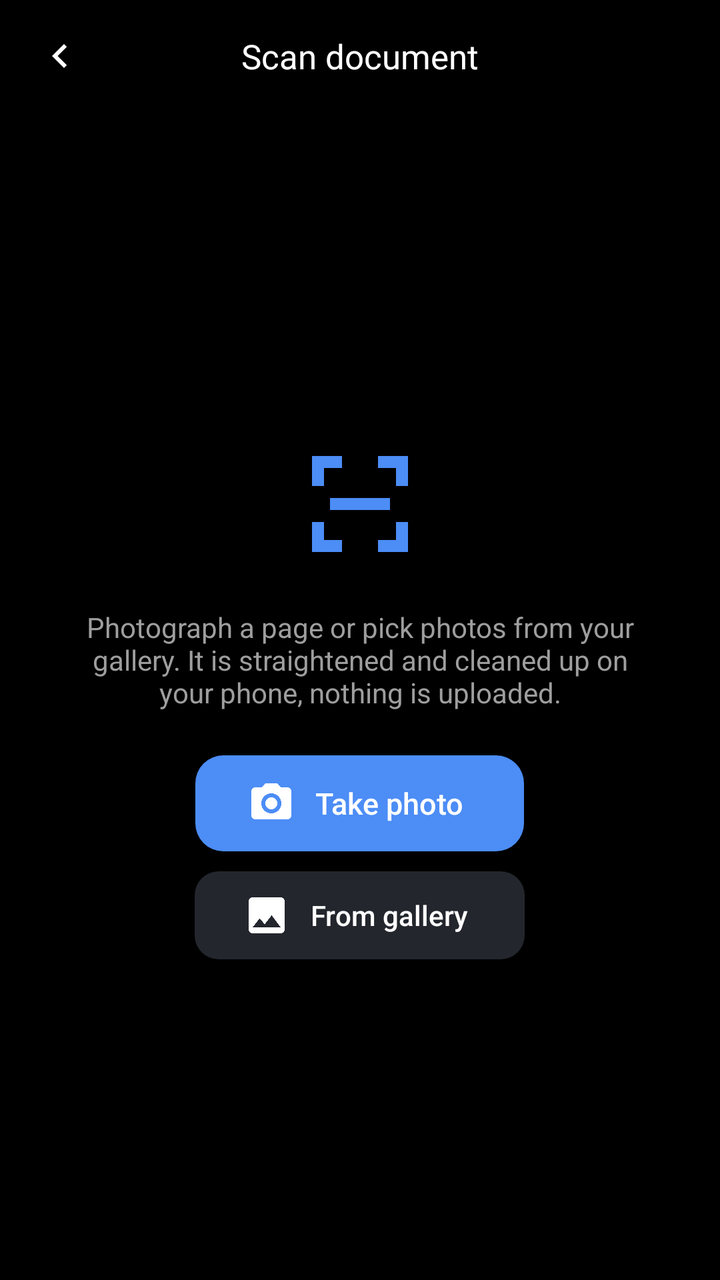
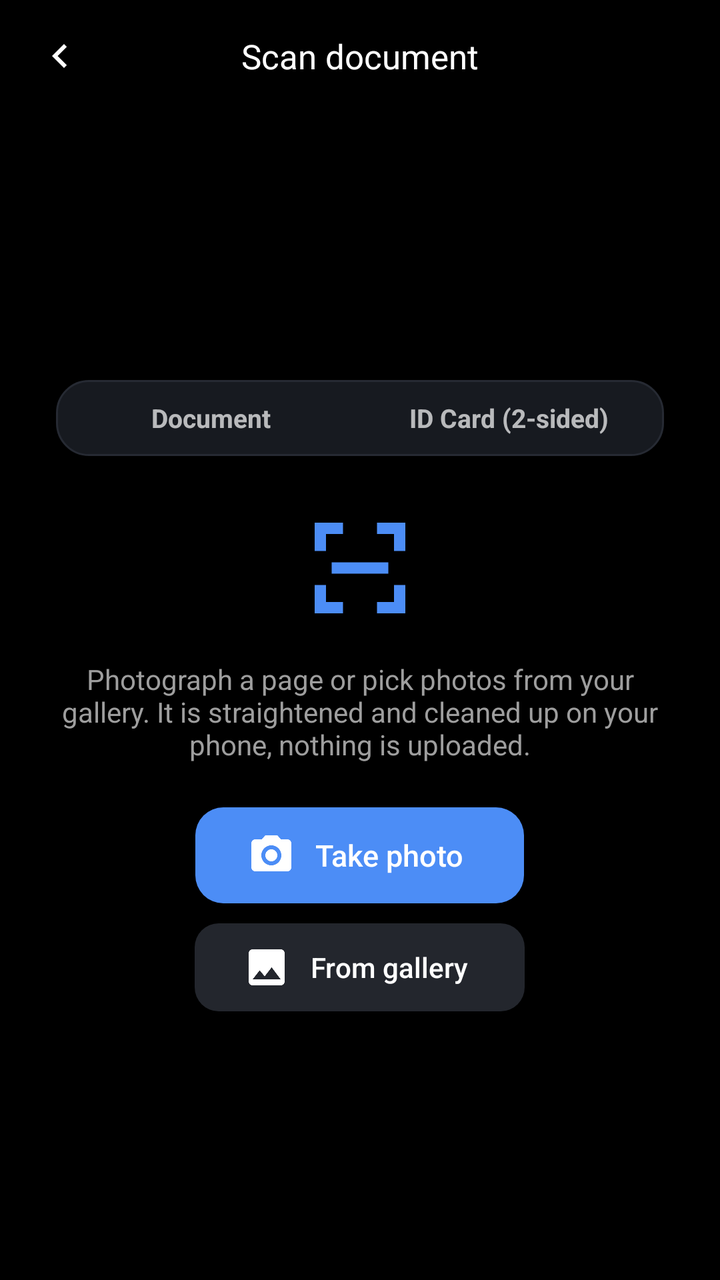

An Android layout rendered at two revisions. The XML below is the earlier revision; the diff shows what the commit changed to produce the second picture.
<!-- AndroidManifest.xml: application theme Theme.LitePPTXViewer -->
<!-- res/layout/activity_scan.xml -->
<?xml version="1.0" encoding="utf-8"?>
<LinearLayout xmlns:android="http://schemas.android.com/apk/res/android"
    android:id="@+id/root"
    android:layout_width="match_parent"
    android:layout_height="match_parent"
    android:background="@color/black"
    android:orientation="vertical">

    <RelativeLayout
        android:layout_width="match_parent"
        android:layout_height="56dp"
        android:background="@color/black"
        android:paddingStart="8dp"
        android:paddingEnd="8dp">

        <ImageButton
            android:id="@+id/btnBack"
            android:layout_width="44dp"
            android:layout_height="44dp"
            android:layout_alignParentStart="true"
            android:layout_centerVertical="true"
            android:background="?android:attr/selectableItemBackgroundBorderless"
            android:contentDescription="@string/back"
            android:src="@drawable/ic_back" />

        <TextView
            android:id="@+id/tvTitle"
            android:layout_width="match_parent"
            android:layout_height="wrap_content"
            android:layout_centerInParent="true"
            android:layout_marginStart="52dp"
            android:layout_marginEnd="52dp"
            android:ellipsize="end"
            android:gravity="center"
            android:singleLine="true"
            android:text="@string/scan_title"
            android:textColor="@color/white"
            android:textSize="17sp" />

        <TextView
            android:id="@+id/tvPage"
            android:layout_width="wrap_content"
            android:layout_height="wrap_content"
            android:layout_alignParentEnd="true"
            android:layout_centerVertical="true"
            android:layout_marginEnd="6dp"
            android:background="@drawable/bg_pill_indicator"
            android:paddingStart="12dp"
            android:paddingTop="5dp"
            android:paddingEnd="12dp"
            android:paddingBottom="5dp"
            android:textColor="@color/white"
            android:textSize="12sp"
            android:visibility="gone" />
    </RelativeLayout>

    <FrameLayout
        android:layout_width="match_parent"
        android:layout_height="0dp"
        android:layout_weight="1">

        
        <LinearLayout
            android:id="@+id/start"
            android:layout_width="match_parent"
            android:layout_height="match_parent"
            android:gravity="center"
            android:orientation="vertical"
            android:padding="32dp">

            <ImageView
                android:layout_width="72dp"
                android:layout_height="72dp"
                android:importantForAccessibility="no"
                android:src="@drawable/ic_scan"
                android:tint="@color/accent_blue" />

            <TextView
                android:layout_width="wrap_content"
                android:layout_height="wrap_content"
                android:layout_marginTop="16dp"
                android:gravity="center"
                android:text="@string/scan_hint"
                android:textColor="@color/text_secondary"
                android:textSize="14sp" />

            <Button
                android:id="@+id/btnTake"
                android:layout_width="wrap_content"
                android:layout_height="48dp"
                android:layout_marginTop="22dp"
                android:background="@drawable/bg_btn_primary"
                android:drawableStart="@drawable/ic_camera"
                android:drawablePadding="10dp"
                android:paddingStart="26dp"
                android:paddingEnd="30dp"
                android:text="@string/scan_take"
                android:textAllCaps="false"
                android:textColor="@color/white"
                android:textSize="15sp" />

            <Button
                android:id="@+id/btnGallery"
                android:layout_width="wrap_content"
                android:layout_height="44dp"
                android:layout_marginTop="10dp"
                android:background="@drawable/bg_btn_secondary"
                android:drawableStart="@drawable/ic_photo"
                android:drawablePadding="10dp"
                android:paddingStart="24dp"
                android:paddingEnd="28dp"
                android:text="@string/scan_gallery"
                android:textAllCaps="false"
                android:textColor="@color/white"
                android:textSize="14sp" />

            <Button
                android:id="@+id/btnFinish"
                android:layout_width="wrap_content"
                android:layout_height="44dp"
                android:layout_marginTop="26dp"
                android:background="@drawable/bg_btn_donate"
                android:drawableStart="@drawable/ic_check"
                android:drawablePadding="10dp"
                android:paddingStart="24dp"
                android:paddingEnd="28dp"
                android:textAllCaps="false"
                android:textColor="@color/white"
                android:textSize="14sp"
                android:visibility="gone" />
        </LinearLayout>

        <com.litepptx.viewer.scan.CropView
            android:id="@+id/crop"
            android:layout_width="match_parent"
            android:layout_height="match_parent"
            android:visibility="gone" />

        <ImageView
            android:id="@+id/preview"
            android:layout_width="match_parent"
            android:layout_height="match_parent"
            android:importantForAccessibility="no"
            android:padding="14dp"
            android:scaleType="fitCenter"
            android:visibility="gone" />

        <FrameLayout
            android:id="@+id/busy"
            android:layout_width="match_parent"
            android:layout_height="match_parent"
            android:background="#99000000"
            android:clickable="true"
            android:focusable="true"
            android:visibility="gone">

            <LinearLayout
                android:layout_width="wrap_content"
                android:layout_height="wrap_content"
                android:layout_gravity="center"
                android:gravity="center_horizontal"
                android:orientation="vertical">

                <ProgressBar
                    android:layout_width="40dp"
                    android:layout_height="40dp" />

                <TextView
                    android:id="@+id/tvBusy"
                    android:layout_width="wrap_content"
                    android:layout_height="wrap_content"
                    android:layout_marginTop="14dp"
                    android:textColor="@color/white"
                    android:textSize="14sp" />
            </LinearLayout>
        </FrameLayout>
    </FrameLayout>

    
    <LinearLayout
        android:id="@+id/bottom"
        android:layout_width="match_parent"
        android:layout_height="wrap_content"
        android:background="@drawable/bg_panel"
        android:orientation="vertical"
        android:paddingStart="14dp"
        android:paddingTop="12dp"
        android:paddingEnd="14dp"
        android:paddingBottom="14dp"
        android:visibility="gone">

        
        <LinearLayout
            android:id="@+id/cropBar"
            android:layout_width="match_parent"
            android:layout_height="wrap_content"
            android:orientation="vertical"
            android:visibility="gone">

            <TextView
                android:id="@+id/tvAdjust"
                android:layout_width="match_parent"
                android:layout_height="wrap_content"
                android:gravity="center"
                android:text="@string/scan_adjust"
                android:textColor="@color/text_secondary"
                android:textSize="13sp" />

            <LinearLayout
                android:layout_width="match_parent"
                android:layout_height="40dp"
                android:layout_marginTop="10dp"
                android:orientation="horizontal">

                <Button
                    android:id="@+id/btnRetake"
                    android:layout_width="0dp"
                    android:layout_height="match_parent"
                    android:layout_marginEnd="4dp"
                    android:layout_weight="1"
                    android:background="@drawable/bg_btn_secondary"
                    android:text="@string/scan_retake"
                    android:textAllCaps="false"
                    android:textColor="@color/white"
                    android:textSize="13sp" />

                <Button
                    android:id="@+id/btnFull"
                    android:layout_width="0dp"
                    android:layout_height="match_parent"
                    android:layout_marginStart="4dp"
                    android:layout_marginEnd="4dp"
                    android:layout_weight="1"
                    android:background="@drawable/bg_btn_secondary"
                    android:text="@string/scan_full"
                    android:textAllCaps="false"
                    android:textColor="@color/white"
                    android:textSize="13sp" />

                <Button
                    android:id="@+id/btnAuto"
                    android:layout_width="0dp"
                    android:layout_height="match_parent"
                    android:layout_marginStart="4dp"
                    android:layout_weight="1"
                    android:background="@drawable/bg_btn_secondary"
                    android:text="@string/scan_auto"
                    android:textAllCaps="false"
                    android:textColor="@color/white"
                    android:textSize="13sp" />
            </LinearLayout>

            <Button
                android:id="@+id/btnNext"
                android:layout_width="match_parent"
                android:layout_height="50dp"
                android:layout_marginTop="12dp"
                android:background="@drawable/bg_btn_primary"
                android:text="@string/scan_next"
                android:textAllCaps="false"
                android:textColor="@color/white"
                android:textSize="16sp" />
        </LinearLayout>

        
        <LinearLayout
            android:id="@+id/filterBar"
            android:layout_width="match_parent"
            android:layout_height="wrap_content"
            android:orientation="vertical"
            android:visibility="gone">

            <LinearLayout
                android:id="@+id/filters"
                android:layout_width="match_parent"
                android:layout_height="36dp"
                android:orientation="horizontal">

                <TextView
                    android:id="@+id/fOriginal"
                    android:layout_width="0dp"
                    android:layout_height="match_parent"
                    android:layout_marginEnd="2dp"
                    android:layout_weight="1"
                    android:gravity="center"
                    android:maxLines="1"
                    android:text="@string/scan_f_original"
                    android:textSize="13sp" />

                <TextView
                    android:id="@+id/fClean"
                    android:layout_width="0dp"
                    android:layout_height="match_parent"
                    android:layout_marginStart="2dp"
                    android:layout_marginEnd="2dp"
                    android:layout_weight="1"
                    android:gravity="center"
                    android:maxLines="1"
                    android:text="@string/scan_f_clean"
                    android:textSize="13sp" />

                <TextView
                    android:id="@+id/fBw"
                    android:layout_width="0dp"
                    android:layout_height="match_parent"
                    android:layout_marginStart="2dp"
                    android:layout_marginEnd="2dp"
                    android:layout_weight="1"
                    android:gravity="center"
                    android:maxLines="1"
                    android:text="@string/scan_f_bw"
                    android:textSize="13sp" />

                <TextView
                    android:id="@+id/fGray"
                    android:layout_width="0dp"
                    android:layout_height="match_parent"
                    android:layout_marginStart="2dp"
                    android:layout_weight="1"
                    android:gravity="center"
                    android:maxLines="1"
                    android:text="@string/scan_f_gray"
                    android:textSize="13sp" />
            </LinearLayout>

            <LinearLayout
                android:layout_width="match_parent"
                android:layout_height="50dp"
                android:layout_marginTop="12dp"
                android:gravity="center_vertical"
                android:orientation="horizontal">

                <ImageButton
                    android:id="@+id/btnRotate"
                    android:layout_width="50dp"
                    android:layout_height="match_parent"
                    android:background="@drawable/bg_btn_secondary"
                    android:contentDescription="@string/rotate"
                    android:src="@drawable/ic_rotate" />

                <Button
                    android:id="@+id/btnAddPage"
                    android:layout_width="0dp"
                    android:layout_height="match_parent"
                    android:layout_marginStart="8dp"
                    android:layout_marginEnd="4dp"
                    android:layout_weight="1"
                    android:background="@drawable/bg_btn_secondary"
                    android:drawableStart="@drawable/ic_add"
                    android:drawablePadding="6dp"
                    android:paddingStart="14dp"
                    android:paddingEnd="16dp"
                    android:text="@string/scan_add_page"
                    android:textAllCaps="false"
                    android:textColor="@color/white"
                    android:textSize="14sp" />

                <Button
                    android:id="@+id/btnDone"
                    android:layout_width="0dp"
                    android:layout_height="match_parent"
                    android:layout_marginStart="4dp"
                    android:layout_weight="1"
                    android:background="@drawable/bg_btn_primary"
                    android:textAllCaps="false"
                    android:textColor="@color/white"
                    android:textSize="15sp" />
            </LinearLayout>
        </LinearLayout>
    </LinearLayout>
</LinearLayout>
<!-- resources referenced by this layout -->
<resources>
  <color name="accent_blue">#4C8DF6</color>
  <color name="black">#000000</color>
  <color name="text_secondary">#9E9E9E</color>
  <color name="white">#FFFFFF</color>
  <!-- drawable bg_btn_donate (drawable) -->
  <shape xmlns:android="http://schemas.android.com/apk/res/android" android:shape="rectangle">
      <gradient
          android:angle="0"
          android:endColor="#FF8A5B"
          android:startColor="#FF4D6D" />
      <corners android:radius="12dp" />
  </shape>
  <!-- drawable bg_btn_primary (drawable) -->
  <shape xmlns:android="http://schemas.android.com/apk/res/android" android:shape="rectangle">
      <solid android:color="@color/accent_blue" />
      <corners android:radius="14dp" />
  </shape>
  <!-- drawable bg_btn_secondary (drawable) -->
  <shape xmlns:android="http://schemas.android.com/apk/res/android" android:shape="rectangle">
      <solid android:color="#23262D" />
      <corners android:radius="12dp" />
  </shape>
  <!-- drawable bg_panel (drawable) -->
  <shape xmlns:android="http://schemas.android.com/apk/res/android" android:shape="rectangle">
      <solid android:color="#101216" />
      <corners android:topLeftRadius="20dp" android:topRightRadius="20dp" />
  </shape>
  <!-- drawable bg_pill_indicator (drawable) -->
  <?xml version="1.0" encoding="utf-8"?>
  <shape xmlns:android="http://schemas.android.com/apk/res/android"
      android:shape="rectangle">
      <solid android:color="@color/pill_bg" />
      <corners android:radius="16dp" />
  </shape>
  <!-- drawable ic_add (drawable) -->
  <vector xmlns:android="http://schemas.android.com/apk/res/android"
      android:width="24dp"
      android:height="24dp"
      android:viewportWidth="24"
      android:viewportHeight="24">
      <path
          android:fillColor="#FFFFFF"
          android:pathData="M19,13h-6v6h-2v-6H5v-2h6V5h2v6h6v2z" />
  </vector>
  <!-- drawable ic_back (drawable) -->
  <vector xmlns:android="http://schemas.android.com/apk/res/android"
      android:width="24dp"
      android:height="24dp"
      android:viewportWidth="24"
      android:viewportHeight="24">
      <path
          android:fillColor="#FFFFFF"
          android:pathData="M15.41,7.41L14,6l-6,6 6,6 1.41,-1.41L10.83,12z" />
  </vector>
  <string name="back">Back</string>
  <string name="rotate">Rotate</string>
  <string name="scan_add_page">Add page</string>
  <string name="scan_adjust">Drag the corners to fit the page</string>
  <string name="scan_auto">Auto</string>
  <string name="scan_f_bw">B&amp;W</string>
  <string name="scan_f_clean">Clean</string>
  <string name="scan_f_gray">Gray</string>
  <string name="scan_f_original">Original</string>
  <string name="scan_full">Full photo</string>
  <string name="scan_gallery">From gallery</string>
  <string name="scan_hint">Photograph a page or pick photos from your gallery. It is straightened and cleaned up on your phone, nothing is uploaded.</string>
  <string name="scan_next">Next</string>
  <string name="scan_retake">Retake</string>
  <string name="scan_take">Take photo</string>
  <string name="scan_title">Scan document</string>
  <style name="Theme.LitePPTXViewer" parent="@android:style/Theme.Material.NoActionBar">
          <item name="android:windowBackground">@color/black</item>
          <item name="android:statusBarColor">@color/black</item>
          <item name="android:navigationBarColor">@color/black</item>
          <item name="android:colorAccent">@color/accent_blue</item>
          <item name="android:windowLayoutInDisplayCutoutMode">shortEdges</item>
      </style>
  <color name="pill_bg">#CC1E1E1E</color>
  <!-- unchanged entries left out for length: 5 -->
</resources>

<!-- the commit's change to res/layout/activity_scan.xml (unified diff, before → after) -->
@@ -66,19 +66,60 @@
             android:layout_height="match_parent"
             android:gravity="center"
             android:orientation="vertical"
-            android:padding="32dp">
+            android:padding="28dp">
+
+            <LinearLayout
+                android:layout_width="match_parent"
+                android:layout_height="38dp"
+                android:layout_marginBottom="22dp"
+                android:background="@drawable/bg_tile"
+                android:orientation="horizontal"
+                android:padding="3dp">
+
+                <TextView
+                    android:id="@+id/modeDoc"
+                    android:layout_width="0dp"
+                    android:layout_height="match_parent"
+                    android:layout_weight="1"
+                    android:gravity="center"
+                    android:text="@string/scan_mode_doc"
+                    android:textSize="13sp"
+                    android:textStyle="bold" />
+
+                <TextView
+                    android:id="@+id/modeId"
+                    android:layout_width="0dp"
+                    android:layout_height="match_parent"
+                    android:layout_weight="1"
+                    android:gravity="center"
+                    android:text="@string/scan_mode_id"
+                    android:textSize="13sp"
+                    android:textStyle="bold" />
+            </LinearLayout>
 
             <ImageView
-                android:layout_width="72dp"
-                android:layout_height="72dp"
+                android:id="@+id/ivScanHero"
+                android:layout_width="68dp"
+                android:layout_height="68dp"
                 android:importantForAccessibility="no"
                 android:src="@drawable/ic_scan"
                 android:tint="@color/accent_blue" />
 
             <TextView
+                android:id="@+id/tvScanStep"
                 android:layout_width="wrap_content"
                 android:layout_height="wrap_content"
-                android:layout_marginTop="16dp"
+                android:layout_marginTop="12dp"
+                android:textColor="@color/white"
+                android:textSize="16sp"
+                android:textStyle="bold"
+                android:visibility="gone" />
+
+            <TextView
+                android:id="@+id/tvScanHint"
+                android:layout_width="wrap_content"
+                android:layout_height="wrap_content"
+                android:layout_marginTop="12dp"
                 android:gravity="center"
                 android:text="@string/scan_hint"
                 android:textColor="@color/text_secondary"
@@ -118,7 +159,7 @@
                 android:id="@+id/btnFinish"
                 android:layout_width="wrap_content"
                 android:layout_height="44dp"
-                android:layout_marginTop="26dp"
+                android:layout_marginTop="22dp"
                 android:background="@drawable/bg_btn_donate"
                 android:drawableStart="@drawable/ic_check"
                 android:drawablePadding="10dp"
@@ -127,6 +168,20 @@
                 android:textAllCaps="false"
                 android:textColor="@color/white"
                 android:textSize="14sp"
+                android:visibility="gone" />
+
+            <Button
+                android:id="@+id/btnUndo"
+                android:layout_width="wrap_content"
+                android:layout_height="38dp"
+                android:layout_marginTop="8dp"
+                android:background="@null"
+                android:paddingStart="16dp"
+                android:paddingEnd="16dp"
+                android:text="@string/scan_undo"
+                android:textAllCaps="false"
+                android:textColor="@color/text_secondary"
+                android:textSize="13sp"
                 android:visibility="gone" />
         </LinearLayout>
 
<!-- resource entries referenced after the edit -->
@@ -34,6 +34,12 @@
       <solid android:color="@color/pill_bg" />
       <corners android:radius="16dp" />
   </shape>
+  <!-- drawable bg_tile (drawable) -->
+  <shape xmlns:android="http://schemas.android.com/apk/res/android" android:shape="rectangle">
+      <solid android:color="#171A20" />
+      <stroke android:width="1dp" android:color="#262A33" />
+      <corners android:radius="16dp" />
+  </shape>
   <!-- drawable ic_add (drawable) -->
   <vector xmlns:android="http://schemas.android.com/apk/res/android"
       android:width="24dp"
@@ -66,16 +72,18 @@
   <string name="scan_full">Full photo</string>
   <string name="scan_gallery">From gallery</string>
   <string name="scan_hint">Photograph a page or pick photos from your gallery. It is straightened and cleaned up on your phone, nothing is uploaded.</string>
+  <string name="scan_mode_doc">Document</string>
+  <string name="scan_mode_id">ID Card (2-sided)</string>
   <string name="scan_next">Next</string>
   <string name="scan_retake">Retake</string>
   <string name="scan_take">Take photo</string>
   <string name="scan_title">Scan document</string>
+  <string name="scan_undo">Undo last page</string>
   <style name="Theme.LitePPTXViewer" parent="@android:style/Theme.Material.NoActionBar">
           <item name="android:windowBackground">@color/black</item>
           <item name="android:statusBarColor">@color/black</item>
           <item name="android:navigationBarColor">@color/black</item>
           <item name="android:colorAccent">@color/accent_blue</item>
-          <item name="android:windowLayoutInDisplayCutoutMode">shortEdges</item>
       </style>
   <color name="pill_bg">#CC1E1E1E</color>
   <!-- unchanged entries left out for length: 5 -->
